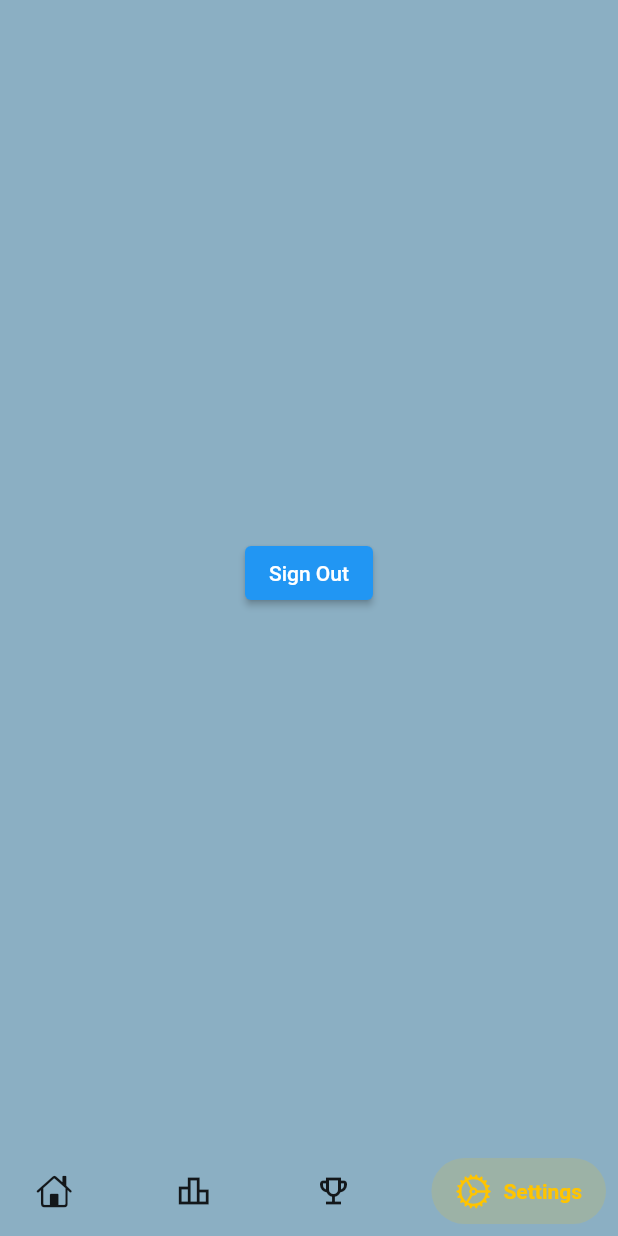
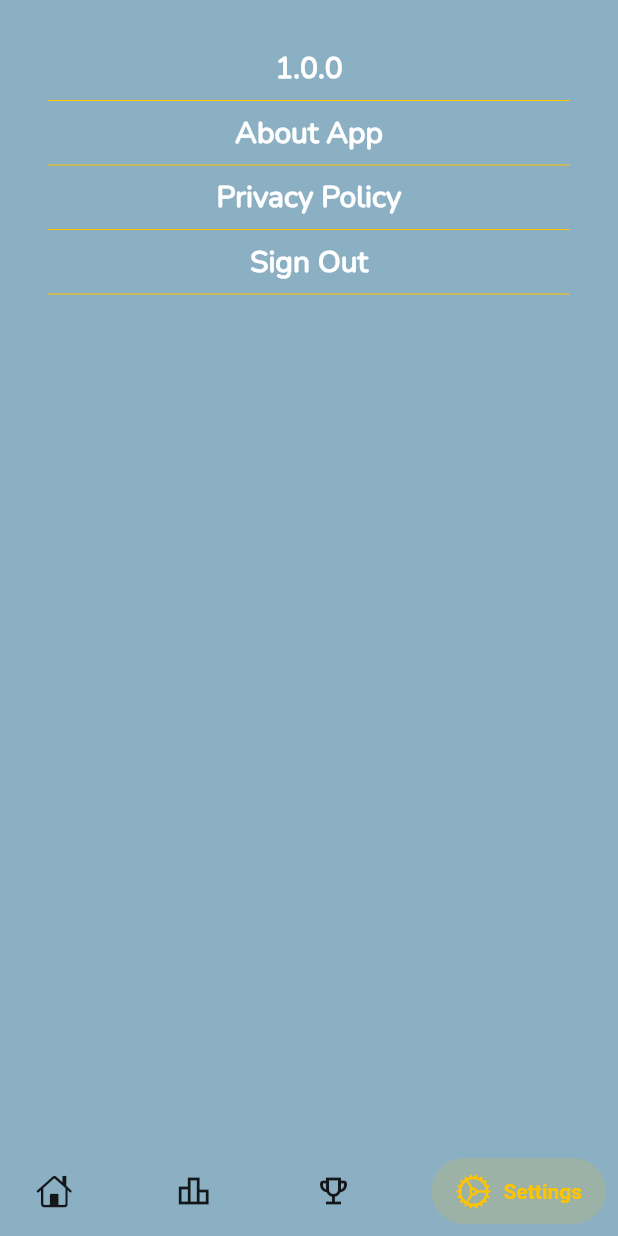
Before and after one commit to Sam21-39/wally_the_stupid, a Flutter app: the DashBoardPage screen opened directly, item 4 of the bottom bar chosen, on a phone screen of 412 x 824 dp. Run offline on Flutter 3.47's test engine with Material 2 defaults, Android fonts, the phone set to English and light mode, and no system bars; drawn by our look-alikes of salomon_bottom_bar; our stand-ins replace animated_text_kit, cloud_firestore, device_info_plus, firebase_auth, firebase_core, fluttertoast and 4 more; missing offline and left inert: feature_discovery; accounts and stored records are empty; network calls fail; statements that could not run were skipped.

Commit message:
UI Error Fxes

```diff
--- a/lib/Views/Dashboard/dashbaord.dart
+++ b/lib/Views/Dashboard/dashbaord.dart
@@ -1,15 +1,11 @@
-import 'package:cloud_firestore/cloud_firestore.dart';
-import 'package:firebase_auth/firebase_auth.dart';
 import 'package:flutter/cupertino.dart';
 import 'package:flutter/material.dart';
 import 'package:salomon_bottom_bar/salomon_bottom_bar.dart';
-import 'package:shared_preferences/shared_preferences.dart';
-import 'package:wally_the_stupid/Auth/auth.dart';
 import 'package:wally_the_stupid/Database/dataHandler.dart';
 import 'package:wally_the_stupid/UI/ui.dart';
-import 'package:wally_the_stupid/Views/Authentication/login.dart';
 import 'package:wally_the_stupid/Views/Dashboard/home.dart';
 import 'package:wally_the_stupid/Views/Dashboard/leaderboard.dart';
+import 'package:wally_the_stupid/Views/Dashboard/settings.dart';
 
 class DashBoardPage extends StatefulWidget {
   const DashBoardPage({Key? key}) : super(key: key);
@@ -63,24 +59,7 @@ class _DashBoardPageState extends State<DashBoardPage> {
           ),
         );
       case 3:
-        return Container(
-          child: Center(
-            child: ElevatedButton(
-              onPressed: () async {
-                final auth = Auth.instance;
-                auth.signOut();
-                final sp = await SharedPreferences.getInstance();
-                sp.setBool('isLogged', false);
-                Navigator.of(context).pushReplacement(
-                  MaterialPageRoute(
-                    builder: (context) => LoginPage(),
-                  ),
-                );
-              },
-              child: Text('Sign Out'),
-            ),
-          ),
-        );
+        return SettingsPage();
     }
     return Container();
   }
--- /dev/null
+++ b/lib/Views/Dashboard/settings.dart
@@ -0,0 +1,75 @@
+import 'package:flutter/material.dart';
+import 'package:wally_the_stupid/UI/ui.dart';
+
+class SettingsPage extends StatefulWidget {
+  final deviceInfo;
+  const SettingsPage({
+    Key? key,
+    this.deviceInfo,
+  }) : super(key: key);
+
+  @override
+  _SettingsPageState createState() => _SettingsPageState();
+}
+
+class _SettingsPageState extends State<SettingsPage> {
+  String deviceVersion = '1.0.0';
+
+  @override
+  Widget build(BuildContext context) {
+    final size = MediaQuery.of(context).size;
+    return Container(
+      width: size.width,
+      height: size.height,
+      padding: const EdgeInsets.all(16.0),
+      child: SingleChildScrollView(
+        scrollDirection: Axis.vertical,
+        child: Column(
+          children: [
+            Text(
+              deviceVersion,
+              style: UI.appText,
+            ),
+            Divider(
+              color: UI.appIconColor,
+            ),
+            Text(
+              'About App',
+              style: UI.appText,
+            ),
+            Divider(
+              color: UI.appIconColor,
+            ),
+            Text(
+              'Privacy Policy',
+              style: UI.appText,
+            ),
+            Divider(
+              color: UI.appIconColor,
+            ),
+            Text(
+              'Sign Out',
+              style: UI.appText,
+            ),
+            Divider(
+              color: UI.appIconColor,
+            ),
+          ],
+        ),
+      ),
+    );
+  }
+}
+
+
+// onPressed: () async {
+//                 final auth = Auth.instance;
+//                 auth.signOut();
+//                 final sp = await SharedPreferences.getInstance();
+//                 sp.setBool('isLogged', false);
+//                 Navigator.of(context).pushReplacement(
+//                   MaterialPageRoute(
+//                     builder: (context) => LoginPage(),
+//                   ),
+//                 );
+//               },
```
Also changed, not shown: lib/Views/Guide/guide.dart (+10 -8 lines).
